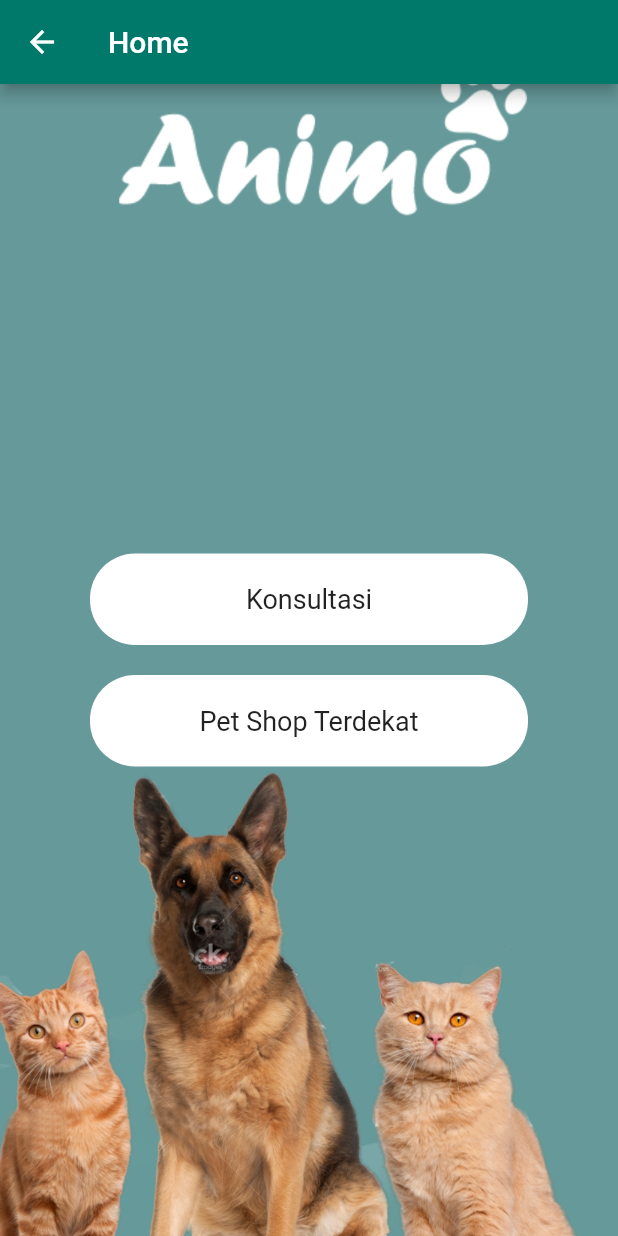
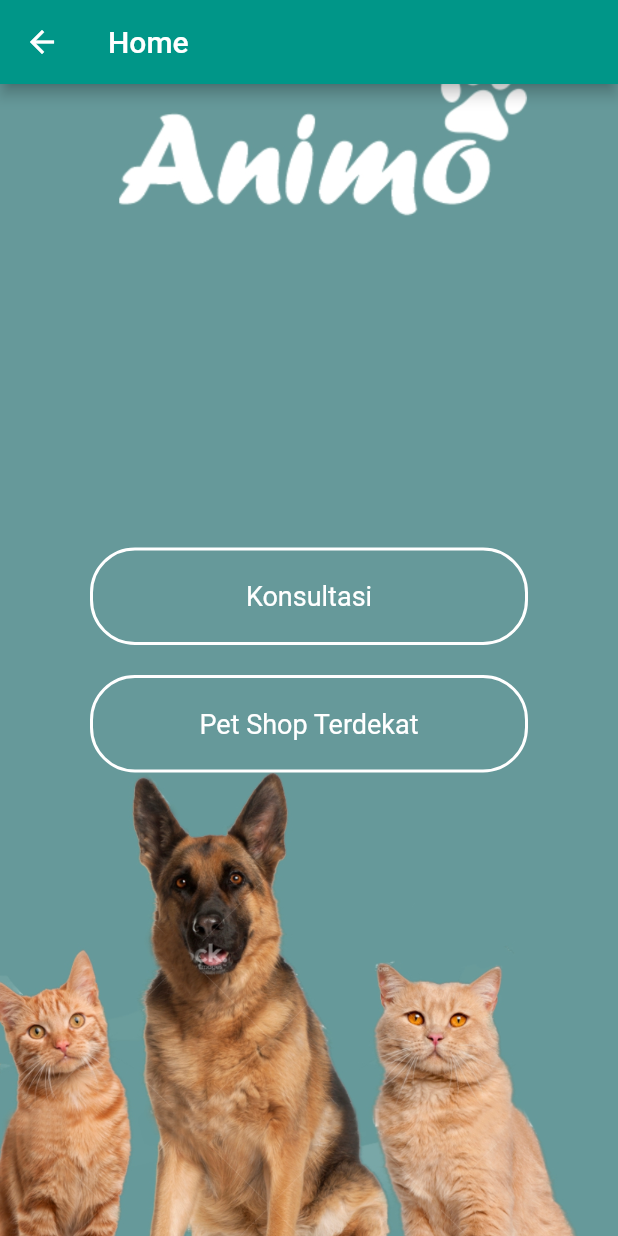
Before and after one commit to PrayogaBismaPutraSeza/animoProyek, a Flutter app: the screen it shows after launch, after a tap on "Sign In", on a phone screen of 412 x 824 dp. Run offline on Flutter 3.47's test engine with Material 2 defaults, Android fonts, the phone set to English and light mode, and no system bars; our stand-ins replace firebase_auth; accounts and stored records are empty.

Commit message:
Warna Background

```diff
--- a/lib/main.dart
+++ b/lib/main.dart
@@ -14,9 +14,9 @@
       title: 'Flutter Demo',
       debugShowCheckedModeBanner: false,
       theme: ThemeData(
-        primaryColor: Color(0xff145C9E),
-        scaffoldBackgroundColor: Color(0xffF1F1F),
-        primarySwatch: Colors.blue,
+        primaryColor: Colors.teal[700],
+        scaffoldBackgroundColor: Colors.teal[100],
+        primarySwatch: Colors.teal,
         visualDensity: VisualDensity.adaptivePlatformDensity,
       ),
       home: Authenticate(),
--- a/lib/view/home.dart
+++ b/lib/view/home.dart
@@ -12,7 +12,7 @@
     return Scaffold(
       appBar: AppBar(
         title: Text("Home"),
-        backgroundColor: Colors.teal[700],
+        //backgroundColor: Colors.teal[700],
       ),
       body: Container(
         decoration: BoxDecoration(
@@ -30,7 +30,10 @@
               width: MediaQuery.of(context).size.width,
               padding: EdgeInsets.symmetric(vertical: 20),
               decoration: BoxDecoration(
-                color: Colors.white,
+                border: Border.all(
+                        color: Colors.white,
+                        width: 2,
+                      ),
                 borderRadius: BorderRadius.circular(30),
               ),
               child: GestureDetector(
@@ -39,7 +42,7 @@
                   ));
                 },
                 child: Text("Konsultasi", style: TextStyle(
-                    color: Colors.black87,
+                    color: Colors.white,
                     fontSize: 18,
                   ),),
               ),
@@ -50,7 +53,10 @@
               width: MediaQuery.of(context).size.width,
               padding: EdgeInsets.symmetric(vertical: 20),
               decoration: BoxDecoration(
-                color: Colors.white,
+                border: Border.all(
+                        color: Colors.white,
+                        width: 2,
+                      ),
                 borderRadius: BorderRadius.circular(30),
               ),
               child: GestureDetector(
@@ -59,7 +65,7 @@
                   ));
                 },
                 child: Text("Pet Shop Terdekat", style: TextStyle(
-                    color: Colors.black87,
+                    color: Colors.white,
                     fontSize: 18,
                   ),),
               ),
--- a/lib/view/signin.dart
+++ b/lib/view/signin.dart
@@ -22,7 +22,7 @@
     return Scaffold(
       appBar: AppBar(
         title: Text("Welcome"),
-        backgroundColor: Colors.teal[700],
+        //backgroundColor: Colors.teal[700],
       ),
       body: Container(
         decoration: BoxDecoration(
```
Also changed, not shown: lib/view/singup.dart (+11 -2 lines).
